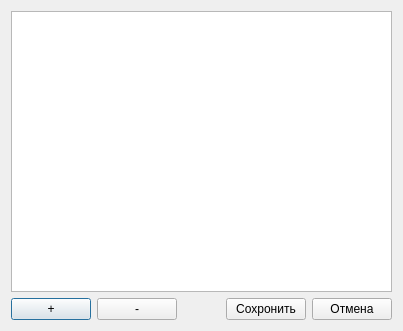
Qt form videoMarkup/Classifire/QtGuiClassifire.ui (Fullback22/videoMarkup) before a commit.
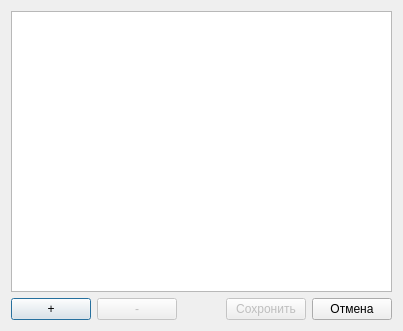
The same form after that commit.

The edit to the form file:
```diff
--- a/videoMarkup/Classifire/QtGuiClassifire.ui
+++ b/videoMarkup/Classifire/QtGuiClassifire.ui
@@ -36,6 +36,9 @@
        </item>
        <item>
         <widget class="QPushButton" name="pb_removeValue">
+         <property name="enabled">
+          <bool>false</bool>
+         </property>
          <property name="text">
           <string>-</string>
          </property>
@@ -60,6 +63,9 @@
       <layout class="QHBoxLayout" name="horizontalLayout_2">
        <item>
         <widget class="QPushButton" name="pb_save">
+         <property name="enabled">
+          <bool>false</bool>
+         </property>
          <property name="text">
           <string>Сохронить</string>
          </property>
```
